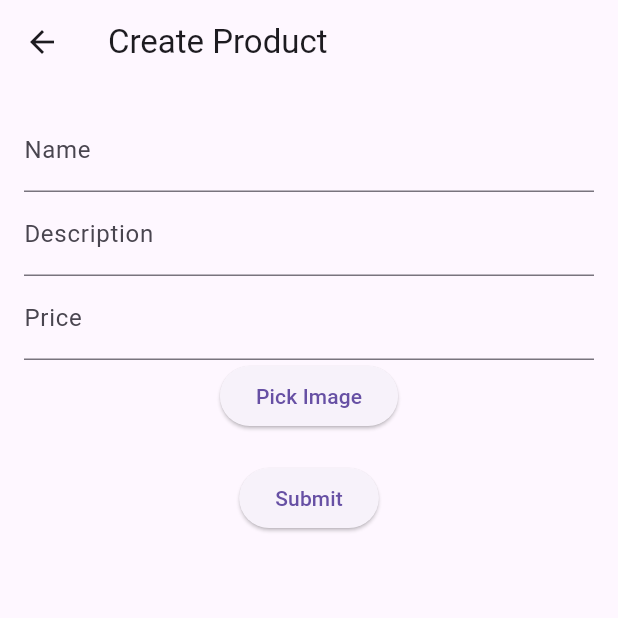
After one commit to Aditya-505/dit_ya, a Flutter app: the MenuScreen screen opened directly, item 3 of the bottom bar chosen, after a tap on the "add" icon, on a phone screen of 412 x 824 dp, the top half of it. The commit adds this screen. Run offline on Flutter 3.47's test engine with Material 3 defaults, Android fonts, the phone set to English and light mode, and no system bars; our stand-ins replace image_picker, shared_preferences; accounts and stored records are empty; network calls fail.

Commit message:
List product

```diff
--- a/lib/main.dart
+++ b/lib/main.dart
@@ -2,6 +2,7 @@ import 'package:dit_ya/pages/alquran/list_alquran.dart';
 import 'package:dit_ya/pages/Post/list_posts_screen.dart';
 import 'package:dit_ya/pages/auth/login_screen.dart';
 import 'package:dit_ya/pages/home__screen.dart';
+import 'package:dit_ya/pages/menu_screen.dart';
 import 'package:dit_ya/service/auth_service.dart';
 import 'package:flutter/material.dart';
 
@@ -11,6 +12,6 @@ void main() async {
   final isLoggedIn = await authService.isLoggedIn();
   runApp(MaterialApp(
     debugShowCheckedModeBanner: false,
-    home: isLoggedIn ? HomeScreen() : LoginScreen(),
+    home: isLoggedIn ? MenuScreen() : LoginScreen(),
   ));
 }
--- /dev/null
+++ b/lib/models/product_model.dart
@@ -0,0 +1,25 @@
+class Product {
+  final int id;
+  final String name;
+  final String description;
+  final double price;
+  final String image;
+
+  Product({
+    required this.id,
+    required this.name,
+    required this.description,
+    required this.price,
+    required this.image,
+  });
+
+  factory Product.fromJson(Map<String, dynamic> json) {
+    return Product(
+      id: json['id'],
+      name: json['name'],
+      description: json['description'],
+      price: double.parse(json['price'].toString()),
+      image: json['image'],
+    );
+  }
+}
--- /dev/null
+++ b/lib/pages/menu_screen.dart
@@ -0,0 +1,49 @@
+import 'package:dit_ya/pages/Post/list_posts_screen.dart';
+import 'package:dit_ya/pages/home__screen.dart';
+import 'package:dit_ya/pages/product/product_list.dart';
+import 'package:dit_ya/pages/profile_screen.dart';
+import 'package:flutter/material.dart';
+
+
+class MenuScreen extends StatefulWidget {
+  const MenuScreen({super.key});
+
+  @override
+  State<MenuScreen> createState() => _MenuScreenState();
+}
+
+class _MenuScreenState extends State<MenuScreen> {
+  int _currentIndex = 0;
+
+  final List<Widget> _pages = [
+    HomeScreen(), // Ganti dari Center(text: ...) ke HomeScreen()
+    ListPostScreen(),
+    ProductListScreen(),
+    ProfileScreen(),
+  ];
+
+  @override
+  Widget build(BuildContext context) {
+    return Scaffold(
+      // appBar: AppBar(title: Text('Dashboard')),
+      body: _pages[_currentIndex],
+      bottomNavigationBar: BottomNavigationBar(
+        currentIndex: _currentIndex,
+        onTap: (index) => setState(() => _currentIndex = index),
+        selectedItemColor: Colors.blue,
+        unselectedItemColor: Colors.grey,
+        backgroundColor: Colors.white,
+        type: BottomNavigationBarType.fixed,
+        items: const [
+          BottomNavigationBarItem(icon: Icon(Icons.home), label: 'Beranda'),
+          BottomNavigationBarItem(icon: Icon(Icons.article), label: 'Posts'),
+          BottomNavigationBarItem(
+            icon: Icon(Icons.shopping_cart),
+            label: 'Produk',
+          ),
+          BottomNavigationBarItem(icon: Icon(Icons.person), label: 'Profile'),
+        ],
+      ),
+    );
+  }
+}
--- /dev/null
+++ b/lib/pages/product/product_create.dart
@@ -0,0 +1,85 @@
+import 'dart:typed_data';
+import 'package:dit_ya/service/product.service.dart';
+import 'package:flutter/material.dart';
+import 'package:image_picker/image_picker.dart';
+
+
+class ProductCreateScreen extends StatefulWidget {
+  const ProductCreateScreen({super.key});
+
+  @override
+  State<ProductCreateScreen> createState() => _ProductCreateScreenState();
+}
+
+class _ProductCreateScreenState extends State<ProductCreateScreen> {
+  final _nameController = TextEditingController();
+  final _descController = TextEditingController();
+  final _priceController = TextEditingController();
+
+  Uint8List? _imageBytes;
+  String? _imageName;
+
+  Future pickImage() async {
+    final picked = await ImagePicker().pickImage(source: ImageSource.gallery);
+    if (picked != null) {
+      final bytes = await picked.readAsBytes();
+      setState(() {
+        _imageBytes = bytes;
+        _imageName = picked.name;
+      });
+    }
+  }
+
+  void submit() async {
+    if (_imageBytes == null || _imageName == null) return;
+
+    final success = await ProductService.createProduct(
+      _nameController.text,
+      _descController.text,
+      double.tryParse(_priceController.text) ?? 0.0,
+      _imageBytes!,
+      _imageName!,
+    );
+
+    if (success) {
+      Navigator.pop(context);
+    } else {
+      ScaffoldMessenger.of(
+        context,
+      ).showSnackBar(SnackBar(content: Text("Failed to create product")));
+    }
+  }
+
+  @override
+  Widget build(BuildContext context) {
+    return Scaffold(
+      appBar: AppBar(title: Text("Create Product")),
+      body: Padding(
+        padding: EdgeInsets.all(16),
+        child: SingleChildScrollView(
+          child: Column(
+            children: [
+              TextField(
+                controller: _nameController,
+                decoration: InputDecoration(labelText: "Name"),
+              ),
+              TextField(
+                controller: _descController,
+                decoration: InputDecoration(labelText: "Description"),
+              ),
+              TextField(
+                controller: _priceController,
+                decoration: InputDecoration(labelText: "Price"),
+                keyboardType: TextInputType.number,
+              ),
+              ElevatedButton(onPressed: pickImage, child: Text("Pick Image")),
+              if (_imageBytes != null) Image.memory(_imageBytes!, height: 100),
+              SizedBox(height: 20),
+              ElevatedButton(onPressed: submit, child: Text("Submit")),
+            ],
+          ),
+        ),
+      ),
+    );
+  }
+}
--- /dev/null
+++ b/lib/pages/product/product_list.dart
@@ -0,0 +1,89 @@
+import 'package:dit_ya/models/product_model.dart';
+import 'package:dit_ya/pages/product/product_create.dart';
+import 'package:dit_ya/pages/product/product_detail.dart';
+import 'package:dit_ya/service/product.service.dart';
+import 'package:flutter/material.dart';
+
+
+class ProductListScreen extends StatefulWidget {
+  const ProductListScreen({super.key});
+
+  @override
+  State<ProductListScreen> createState() => _ProductListScreenState();
+}
+
+class _ProductListScreenState extends State<ProductListScreen> {
+  late Future<List<Product>> _futureProducts;
+
+  @override
+  void initState() {
+    super.initState();
+    _loadProducts();
+  }
+
+  void _loadProducts() {
+    _futureProducts = ProductService.fetchProducts();
+  }
+
+  Future<void> _refreshProducts() async {
+    setState(() {
+      _loadProducts();
+    });
+  }
+
+  @override
+  Widget build(BuildContext context) {
+    return Scaffold(
+      appBar: AppBar(title: Text('Products')),
+      floatingActionButton: FloatingActionButton(
+        child: Icon(Icons.add),
+        onPressed: () async {
+          await Navigator.push(
+            context,
+            MaterialPageRoute(builder: (_) => ProductCreateScreen()),
+          );
+          _refreshProducts(); // refresh setelah kembali
+        },
+      ),
+      body: FutureBuilder<List<Product>>(
+        future: _futureProducts,
+        builder: (context, snapshot) {
+          if (snapshot.connectionState == ConnectionState.waiting)
+            return Center(child: CircularProgressIndicator());
+          if (!snapshot.hasData || snapshot.data!.isEmpty)
+            return Center(child: Text("No products"));
+
+          return RefreshIndicator(
+            onRefresh: _refreshProducts,
+            child: ListView.builder(
+              itemCount: snapshot.data!.length,
+              itemBuilder: (context, index) {
+                final product = snapshot.data![index];
+                return ListTile(
+                  leading: Image.network(
+                    'http://127.0.0.1:8000/storage/${product.image}',
+                    width: 50,
+                    errorBuilder: (_, __, ___) =>
+                        Icon(Icons.image_not_supported),
+                  ),
+                  title: Text(product.name),
+                  subtitle: Text('Rp ${product.price}'),
+                  onTap: () async {
+                    await Navigator.push(
+                      context,
+                      MaterialPageRoute(
+                        builder: (_) =>
+                            ProductDetailScreen(productId: product.id),
+                      ),
+                    );
+                    _refreshProducts(); // refresh setelah kembali dari detail/edit
+                  },
+                );
+              },
+            ),
+          );
+        },
+      ),
+    );
+  }
+}
--- /dev/null
+++ b/lib/service/product.service.dart
@@ -0,0 +1,122 @@
+import 'dart:convert';
+import 'dart:io';
+import 'dart:typed_data';
+import 'package:dit_ya/models/product_model.dart';
+import 'package:http/http.dart' as http;
+import 'package:http_parser/http_parser.dart';
+import 'package:shared_preferences/shared_preferences.dart';
+
+
+class ProductService {
+  static const String baseUrl = 'http://127.0.0.1:8000/api/products';
+
+  static Future<String?> _getToken() async {
+    final prefs = await SharedPreferences.getInstance();
+    return prefs.getString('token');
+  }
+
+  static Future<List<Product>> fetchProducts() async {
+    final token = await _getToken();
+    final response = await http.get(
+      Uri.parse(baseUrl),
+      headers: {HttpHeaders.authorizationHeader: 'Bearer $token'},
+    );
+
+    if (response.statusCode == 200) {
+      final data = jsonDecode(response.body);
+      return (data['data'] as List).map((e) => Product.fromJson(e)).toList();
+    } else {
+      throw Exception('Failed to load products');
+    }
+  }
+
+  static Future<Product> showProduct(int id) async {
+    final token = await _getToken();
+    final response = await http.get(
+      Uri.parse('$baseUrl/$id'),
+      headers: {HttpHeaders.authorizationHeader: 'Bearer $token'},
+    );
+
+    if (response.statusCode == 200) {
+      final data = jsonDecode(response.body);
+      return Product.fromJson(data['data']);
+    } else {
+      throw Exception('Failed to load product');
+    }
+  }
+
+  static Future<bool> createProduct(
+    String name,
+    String description,
+    double price,
+    Uint8List imageBytes,
+    String imageName,
+  ) async {
+    final token = await _getToken();
+    final uri = Uri.parse(baseUrl);
+    final request = http.MultipartRequest('POST', uri);
+
+    request.fields['name'] = name;
+    request.fields['description'] = description;
+    request.fields['price'] = price.toString();
+
+    request.files.add(
+      http.MultipartFile.fromBytes(
+        'image',
+        imageBytes,
+        filename: imageName,
+        contentType: MediaType('image', 'jpeg|jpg|png'),
+      ),
+    );
+
+    request.headers['Authorization'] = 'Bearer $token';
+
+    final response = await request.send();
+
+    return response.statusCode == 201;
+  }
+
+  static Future<bool> updateProduct(
+    int id,
+    String name,
+    String description,
+    double price, [
+    Uint8List? imageBytes,
+    String? imageName,
+  ]) async {
+    final token = await _getToken();
+    var request = http.MultipartRequest(
+      'POST',
+      Uri.parse('$baseUrl/$id?_method=PUT'),
+    );
+
+    request.fields['name'] = name;
+    request.fields['description'] = description;
+    request.fields['price'] = price.toString();
+
+    if (imageBytes != null && imageName != null) {
+      request.files.add(
+        http.MultipartFile.fromBytes(
+          'image',
+          imageBytes,
+          filename: imageName,
+          contentType: MediaType('image', 'jpeg|jpg|png'),
+        ),
+      );
+    }
+
+    request.headers['Authorization'] = 'Bearer $token';
+
+    final response = await request.send();
+    return response.statusCode == 200;
+  }
+
+  static Future<bool> deleteProduct(int id) async {
+    final token = await _getToken();
+    final response = await http.delete(
+      Uri.parse('$baseUrl/$id'),
+      headers: {HttpHeaders.authorizationHeader: 'Bearer $token'},
+    );
+    return response.statusCode == 200;
+  }
+}
--- a/pubspec.yaml
+++ b/pubspec.yaml
@@ -37,6 +37,7 @@ dependencies:
   cupertino_icons: ^1.0.2
   http: ^1.2.0
   shared_preferences: ^2.2.3
+  image_picker: ^1.0.8
 
 dev_dependencies:
   flutter_test:
```
Also changed, not shown: lib/pages/auth/login_screen.dart (+33 -17 lines), lib/pages/product/product_detail.dart (added, +70 -0 lines), lib/pages/product/product_edit.dart (added, +103 -0 lines), lib/pages/profile_screen.dart (added, +116 -0 lines), lib/service/auth_service.dart (+25 -6 lines), pubspec.lock, 5 other files.
